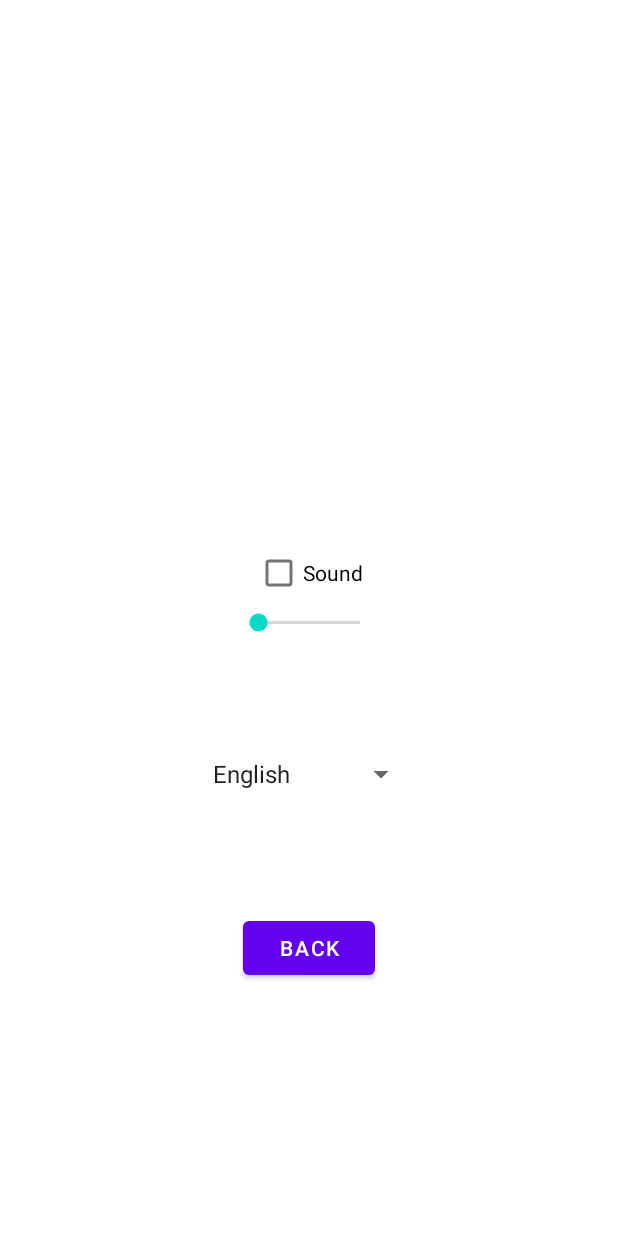
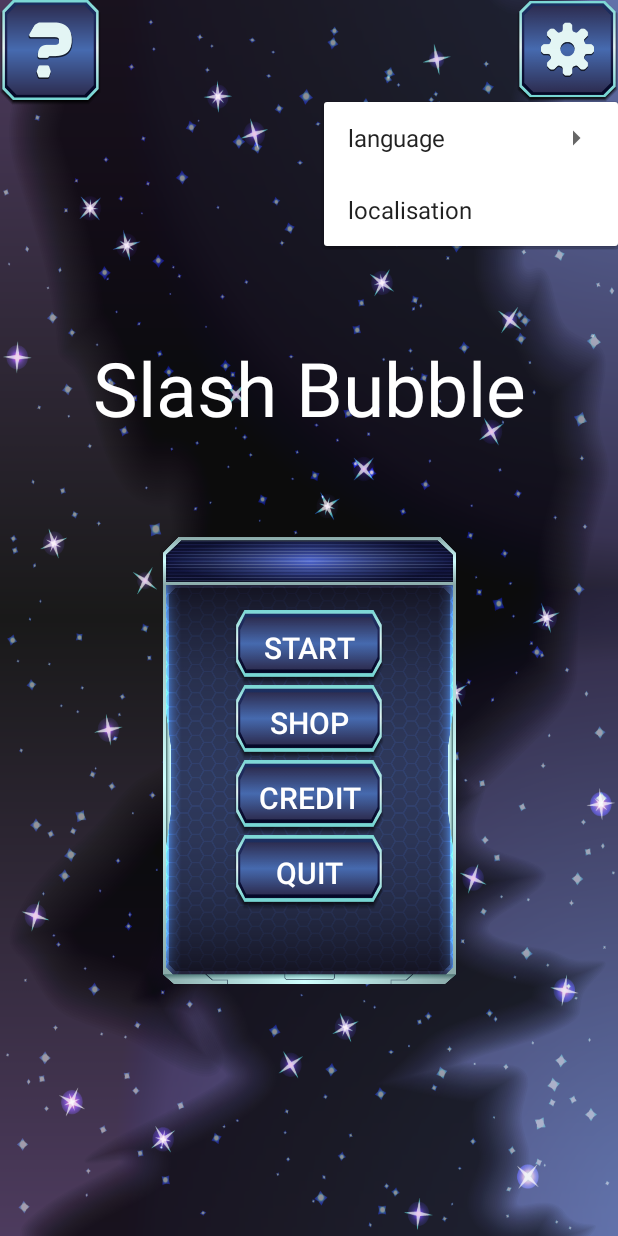
Before and after one commit to SayoCrabs/SlashBubble_tp_android, an Android app: the screen it shows after launch (SettingsActivity before the commit, MainActivity after it), after a tap on an icon or button, on a phone screen of 412 x 824 dp. Run offline under Robolectric (Android 15) with nearby library versions, the phone set to English and light mode, and no system bars; our stand-ins replace Firebase (no records; nobody signed in at launch, a user with empty details on screens opened directly).

Commit message:
Menu Settings
Delete Activity Setting and replace it by a menu

```diff
--- a/app/src/main/AndroidManifest.xml
+++ b/app/src/main/AndroidManifest.xml
@@ -18,10 +18,6 @@
             android:name=".ShopActivity"
             android:exported="true" />
         <activity
-            android:name=".settings.SettingsActivity"
-            android:label="@string/fr_language"
-            android:exported="true" />
-        <activity
             android:name=".game.GameActivity"
             android:exported="true" />
         <activity
--- a/app/src/main/java/com/example/slashbubble_tp_android/MainActivity.java
+++ b/app/src/main/java/com/example/slashbubble_tp_android/MainActivity.java
@@ -8,18 +8,20 @@ import android.content.Intent;
 import android.content.SharedPreferences;
 import android.os.Bundle;
 import android.util.Log;
+import android.view.MenuInflater;
 import android.view.View;
 import android.widget.Button;
 import android.widget.EditText;
 import android.widget.ImageButton;
+import android.widget.PopupMenu;
 import android.widget.TextView;
 
 import com.example.slashbubble_tp_android.controller.SaveManager;
 import com.example.slashbubble_tp_android.credit.CreditActivity;
 import com.example.slashbubble_tp_android.model.Scores;
+import com.example.slashbubble_tp_android.settings.Language;
 import com.example.slashbubble_tp_android.singleton.App;
 import com.example.slashbubble_tp_android.game.GameActivity;
-import com.example.slashbubble_tp_android.settings.SettingsActivity;
 
 public class MainActivity extends AppCompatActivity implements View.OnClickListener {
     private static final String TAG = "MyActivity";
@@ -27,6 +29,7 @@ public class MainActivity extends AppCompatActivity implements View.OnClickListe
     // region Attributes
 
     SaveManager saveOldBestScore;
+    Language languageManager;
 
     Button btnStart;
     Button btnShop;
@@ -50,6 +53,7 @@ public class MainActivity extends AppCompatActivity implements View.OnClickListe
         this.context = this;
 
         saveOldBestScore = new SaveManager();
+        languageManager = new Language();
 
         // initialize button
         btnStart = findViewById(R.id.btnStart);
@@ -60,8 +64,6 @@ public class MainActivity extends AppCompatActivity implements View.OnClickListe
         btnCredit.setOnClickListener(this);
         btnQuit = findViewById(R.id.btnQuit);
         btnQuit.setOnClickListener(this);
-        btnSettings = findViewById(R.id.btnSetting);
-        btnSettings.setOnClickListener(this);
 
         btnModifyUserName = findViewById(R.id.btnModifyUserName);
         btnModifyUserName.setOnClickListener(this);
@@ -104,12 +106,6 @@ public class MainActivity extends AppCompatActivity implements View.OnClickListe
             case R.id.btnQuit:
             {
                 onBackPressed();
-                break;
-            }
-            case R.id.btnSetting:
-            {
-                Intent settings = new Intent(context, SettingsActivity.class);
-                startActivity(settings);
                 break;
             }
             case R.id.btnModifyUserName:
@@ -171,4 +167,53 @@ public class MainActivity extends AppCompatActivity implements View.OnClickListe
         AlertDialog alert = builder.create();
         alert.show();
     }
+
+    // region menu
+
+    public void showPopup(View v) {
+        PopupMenu popup = new PopupMenu(this, v);
+        MenuInflater inflater = popup.getMenuInflater();
+        inflater.inflate(R.menu.menu_settings, popup.getMenu());
+        popup.setOnMenuItemClickListener(item -> {
+            switch (item.getItemId()) {
+                case R.id.en:
+                    languageManager.changeAppLanguage(App.getAppResources().getString(R.string.en_language));
+                    return true;
+                case R.id.fr:
+                    languageManager.changeAppLanguage(App.getAppResources().getString(R.string.fr_language));
+                    return true;
+                case R.id.localisation:
+                    changeLocalisation();
+                    return true;
+                default:
+                    return true;
+            }
+        });
+        popup.show();
+    }
+
+    public void changeLocalisation()
+    {
+        AlertDialog.Builder builder = new AlertDialog.Builder(context);
+
+        final EditText localisationEdition = new EditText(context);
+
+        builder.setView(localisationEdition);
+        builder.setMessage(App.getAppResources().getString(R.string.alert_change_localisation))
+                .setTitle(App.getAppResources().getString(R.string.modification))
+                .setPositiveButton(App.getAppResources().getString(R.string.valid), (dialog, which) -> {
+                    // change the localisation
+                    SharedPreferences.Editor editor = App.getPrefs().edit();
+                    editor.putString("localisation", localisationEdition.getText().toString());
+                    editor.commit();
+                    dialog.dismiss();
+                })
+                .setNegativeButton(App.getAppResources().getString(R.string.back_button),(dialog, which) -> {
+                    dialog.dismiss();
+                });
+
+        AlertDialog alert = builder.create();
+        alert.show();
+    }
+    // end region
 }
--- a/app/src/main/java/com/example/slashbubble_tp_android/credit/CreditActivity.java
+++ b/app/src/main/java/com/example/slashbubble_tp_android/credit/CreditActivity.java
@@ -38,7 +38,7 @@ public class CreditActivity extends AppCompatActivity {
 
         iconView = (ImageView) findViewById(R.id.icon);
         textMeteo = findViewById(R.id.textMeteo);
-        String meteo = App.getAppResources().getString(R.string.your_meteo) + App.prefs.getString("Localisation", "Toulouse");
+        String meteo = App.getAppResources().getString(R.string.your_meteo) + App.prefs.getString("localisation", "Toulouse");
         textMeteo.setText(meteo);
 
         getMeteo();
@@ -46,7 +46,7 @@ public class CreditActivity extends AppCompatActivity {
 
     public void getMeteo() {
         queue = Volley.newRequestQueue(this);
-        String url = "https://www.prevision-meteo.ch/services/json/" + App.prefs.getString("Localisation", "Toulouse");
+        String url = "https://www.prevision-meteo.ch/services/json/" + App.prefs.getString("localisation", "Toulouse");
 
         // Request a string response from the provided URL.
         stringRequest = new StringRequest(Request.Method.GET, url,
--- a/app/src/main/java/com/example/slashbubble_tp_android/settings/Language.java
+++ b/app/src/main/java/com/example/slashbubble_tp_android/settings/Language.java
@@ -1,53 +1,17 @@
 package com.example.slashbubble_tp_android.settings;
 
+import android.content.SharedPreferences;
+
 import com.example.slashbubble_tp_android.singleton.App;
-import com.example.slashbubble_tp_android.R;
 
 public class Language {
-    private String name;
-    private boolean currentLanguage;
 
-    public Language(String name, boolean currentLanguage)
+    public Language(){}
+
+    public void changeAppLanguage(String languageSelected)
     {
-        this.name = name;
-        this.currentLanguage = currentLanguage;
-    }
-
-    // region getter setter
-
-    public String getName() {
-        return name;
-    }
-
-    public void setName(String name) {
-        this.name = name;
-    }
-
-    public boolean getCurrentLanguage() {
-        return currentLanguage;
-    }
-
-    public void setCurrentLanguage(boolean currentLanguage) {
-        this.currentLanguage = currentLanguage;
-    }
-
-    // end region
-
-    // Text show in Spinner
-    @Override
-    public String toString()  {
-        return this.getName();
+        SharedPreferences.Editor editor = App.getPrefs().edit();
+        editor.putString("language", languageSelected);
+        editor.commit();
     }
 }
-
-class LanguageDataUtils {
-
-
-    public static Language[] getLanguages()  {
-
-        Language fr = new Language(App.getAppResources().getString(R.string.fr_language), false);
-        Language en = new Language(App.getAppResources().getString(R.string.en_language), true);
-
-        return new Language[]{en, fr};
-    }
-}
--- a/app/src/main/java/com/example/slashbubble_tp_android/settings/SettingsActivity.java
+++ /dev/null
@@ -1,84 +0,0 @@
-package com.example.slashbubble_tp_android.settings;
-
-import androidx.appcompat.app.AppCompatActivity;
-
-import android.content.Intent;
-import android.media.AudioManager;
-import android.os.Bundle;
-import android.util.Log;
-import android.view.View;
-import android.widget.Adapter;
-import android.widget.AdapterView;
-import android.widget.ArrayAdapter;
-import android.widget.CheckBox;
-import android.widget.LinearLayout;
-import android.widget.SeekBar;
-import android.widget.Spinner;
-
-import com.example.slashbubble_tp_android.MainActivity;
-import com.example.slashbubble_tp_android.R;
-
-public class SettingsActivity extends AppCompatActivity {
-    private static final String TAG = "Settings";
-
-    LinearLayout layoutSound;
-
-    SeekBar soundVolume;
-    CheckBox sound;
-    AudioManager audioManager;
-
-    Spinner spinner_languages;
-
-    @Override
-    protected void onCreate(Bundle savedInstanceState) {
-        super.onCreate(savedInstanceState);
-        setContentView(R.layout.activity_settings);
-
-        // languages part
-        Language[] languages = LanguageDataUtils.getLanguages();
-        spinner_languages = findViewById(R.id.spinnerLanguage);
-
-        ArrayAdapter<Language> adapter = new ArrayAdapter<Language>(this,
-                android.R.layout.simple_spinner_item,
-                languages);
-
-        this.spinner_languages.setAdapter(adapter);
-
-        // When user select a List-Item.
-        this.spinner_languages.setOnItemSelectedListener(new AdapterView.OnItemSelectedListener() {
-
-            @Override
-            public void onItemSelected(AdapterView<?> parent, View view, int position, long id) {
-                Adapter adapter = parent.getAdapter();
-                Language langSelected = (Language) adapter.getItem(position);
-            }
-
-            @Override
-            public void onNothingSelected(AdapterView<?> parent) {
-
-            }
-        });
-
-        // Sound part
-        layoutSound = findViewById(R.id.layoutSound);
-        soundVolume = findViewById(R.id.soundVolume);
-        sound = findViewById(R.id.sound);
-        sound.setOnCheckedChangeListener((buttonView, isChecked) -> {
-                    if (isChecked) {
-                        soundVolume.setVisibility(View.GONE);
-                        Log.v(TAG, "unChecked");
-                    } else {
-                        soundVolume.setVisibility(View.VISIBLE);
-                    }
-                }
-        );
-
-    }
-
-    public void onBack(View v) {
-        Intent menu = new Intent(getApplicationContext(), MainActivity.class);
-        startActivity(menu);
-    }
-
-
-}
--- a/app/src/main/java/com/example/slashbubble_tp_android/singleton/App.java
+++ b/app/src/main/java/com/example/slashbubble_tp_android/singleton/App.java
@@ -43,7 +43,8 @@ public class App extends Application {
             editor.putString("userName", "");
             editor.putInt("bestScore", 0);
             editor.putString("bestTime", "");
-            editor.putString("Localisation", "Toulouse");
+            editor.putString("language", "English");
+            editor.putString("localisation", "Toulouse");
             editor.commit();
         }
         return prefs;
--- a/app/src/main/res/layout/activity_main.xml
+++ b/app/src/main/res/layout/activity_main.xml
@@ -36,6 +36,7 @@
         android:layout_width="67dp"
         android:layout_height="67dp"
         android:background="@drawable/settingsbtn"
+        android:onClick="showPopup"
         app:layout_constraintBottom_toBottomOf="parent"
         app:layout_constraintEnd_toEndOf="parent"
         app:layout_constraintLeft_toLeftOf="@+id/layoutUser"
--- a/app/src/main/res/layout/activity_settings.xml
+++ /dev/null
@@ -1,47 +0,0 @@
-<?xml version="1.0" encoding="utf-8"?>
-<androidx.constraintlayout.widget.ConstraintLayout xmlns:android="http://schemas.android.com/apk/res/android"
-    xmlns:app="http://schemas.android.com/apk/res-auto"
-    xmlns:tools="http://schemas.android.com/tools"
-    android:layout_width="match_parent"
-    android:layout_height="match_parent"
-    tools:context=".settings.SettingsActivity">
-
-    <LinearLayout
-        android:id="@+id/layoutSound"
-        android:layout_width="195dp"
-        android:layout_height="298dp"
-        android:gravity="center"
-        android:orientation="vertical"
-        app:layout_constraintBottom_toBottomOf="parent"
-        app:layout_constraintLeft_toLeftOf="parent"
-        app:layout_constraintRight_toRightOf="parent"
-        app:layout_constraintTop_toTopOf="parent"
-        app:layout_constraintVertical_bias="0.68">
-
-        <CheckBox
-            android:id="@+id/sound"
-            android:layout_width="wrap_content"
-            android:layout_height="wrap_content"
-            android:text="@string/sound_checkbox"/>
-
-        <SeekBar
-            android:id="@+id/soundVolume"
-            android:layout_width="100dp"
-            android:layout_height="wrap_content"/>
-
-        <Spinner
-            android:id="@+id/spinnerLanguage"
-            android:layout_width="144dp"
-            android:layout_height="114dp"
-            android:layout_weight="1" />
-
-        <Button
-            android:id="@+id/btnBack"
-            android:layout_width="wrap_content"
-            android:layout_height="wrap_content"
-            android:text="@string/back_button"
-            android:onClick="onBack"/>
-
-    </LinearLayout>
-
-</androidx.constraintlayout.widget.ConstraintLayout>
--- /dev/null
+++ b/app/src/main/res/menu/menu_settings.xml
@@ -0,0 +1,18 @@
+<?xml version="1.0" encoding="utf-8"?>
+<menu
+    xmlns:android="http://schemas.android.com/apk/res/android"
+    android:actionLayout="@layout/activity_main">
+    <item android:id="@+id/language"
+        android:title="@string/language">
+        <menu>
+            <item
+                android:id="@+id/en"
+                android:title="@string/en_language"/>
+            <item
+                android:id="@+id/fr"
+                android:title="@string/fr_language" />
+        </menu>
+    </item>
+    <item android:id="@+id/localisation"
+        android:title="@string/localisation"/>
+</menu>
--- a/app/src/main/res/values/strings.xml
+++ b/app/src/main/res/values/strings.xml
@@ -16,8 +16,10 @@
 
     <!-- Alert Message -->
     <string name="alert_quit_message">Are you sure you want to quit the app?</string>
+    <string name="alert_change_localisation">Enter your new localisation</string>
     <string name="warning">Warning !</string>
     <string name="hello_world">Hello !</string>
+    <string name="modification" translatable="false">Modification !</string>
     <string name="quit">Quit</string>
 
     <!-- Set User Name Message -->
@@ -30,12 +32,15 @@
     <string name="green">Green</string>
     <string name="purple">Purple</string>
 
+    <!-- Game event -->
     <string name="resume">resume</string>
     <string name="pause" translatable="false">pause</string>
     <string name="gameOver" translatable="false">Game Over</string>
 
     <!-- Credit -->
     <string name="your_meteo">Your meteo :</string>
+    <string name="language">language</string>
+    <string name="localisation">localisation</string>
 
 
 </resources>
```
Also changed, not shown: app/src/main/res/drawable/language_btn.png (added), app/src/main/res/drawable/sound_btn.png (added), 1 other file.
